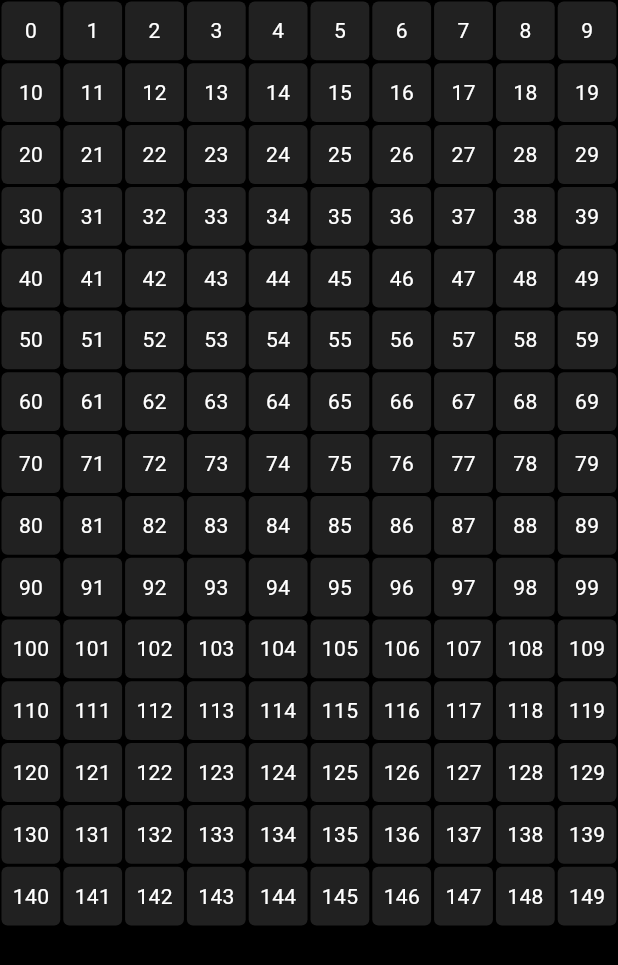
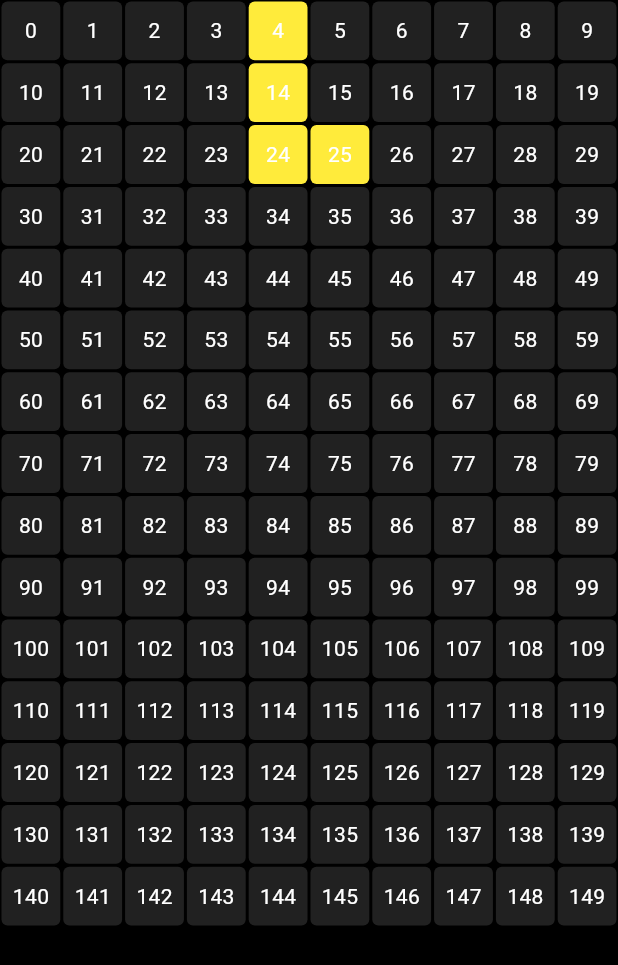
Before and after one commit to Ayishamarva7998/TETRIS-GAME, a Flutter app: the screen it shows after launch, on a phone screen of 412 x 824 dp. Shown: the top 965 px of the screen. Run offline on Flutter 3.47's test engine with Material 3 defaults, Android fonts, the phone set to English and light mode, and no system bars.

```diff
--- a/lib/screens/board.dart
+++ b/lib/screens/board.dart
@@ -1,5 +1,9 @@
+
+
 import 'package:flutter/material.dart';
+import 'package:tetris/screens/piece.dart';
 import 'package:tetris/screens/pixels.dart';
+import 'package:tetris/screens/values.dart';
 
 class GameBoard extends StatefulWidget {
   const GameBoard({super.key});
@@ -12,7 +16,18 @@ class _GameBoardState extends State<GameBoard> {
   //game dimensions
   int rowLength = 10;
   int colLength = 15;
+
+  //current tetris piece
+  piece currentPiece = piece(type: Tetris.L);
+
   @override
+  void initState() {
+    super.initState();
+    startGame();
+  }
+  void startGame(){
+    currentPiece.initializedPiece();
+  }
   Widget build(BuildContext context) {
     return Scaffold(
       backgroundColor: Colors.black,
@@ -21,9 +36,18 @@ class _GameBoardState extends State<GameBoard> {
         physics:const NeverScrollableScrollPhysics(),
           gridDelegate: SliverGridDelegateWithFixedCrossAxisCount(
               crossAxisCount: rowLength),
-          itemBuilder: (context, index) => Center(
-                child: Pixels(color: Colors.grey[900], child: index)
-              )),
+          itemBuilder: (context, index) {
+            // return Pixels(color: Colors.grey[900], child: index);
+            if(currentPiece.position.contains(index)){
+              return Pixels(color: Colors.yellow, child: index);
+
+            }else{
+              return Pixels(color: Colors.grey[900], child: index) ;
+            }
+          }
+          // Pixels(color: Colors.grey[900], child: index)
+
+          ),
     );
   }
 }
```
